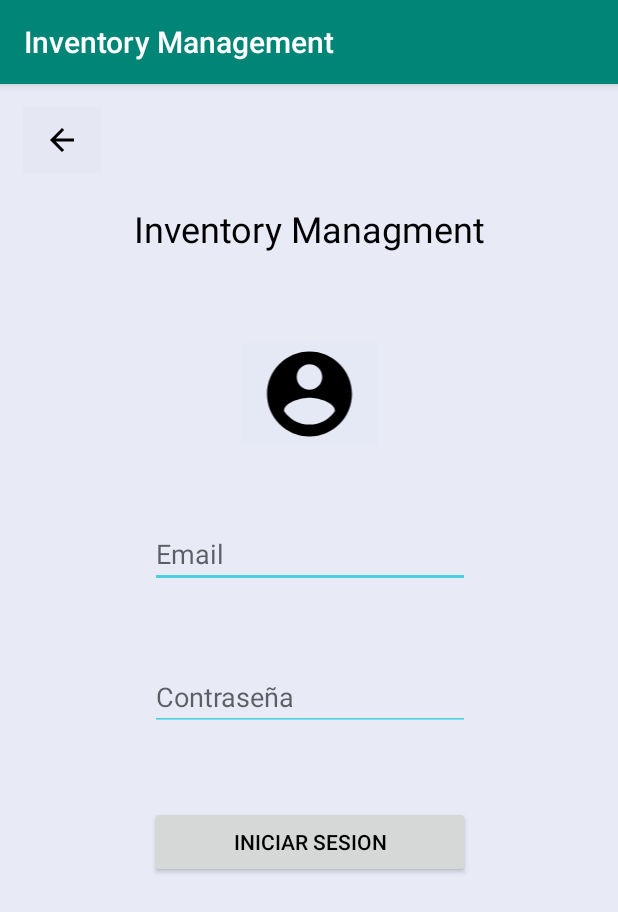
After one commit to juanjice/GestionDeInventariosProj, an Android app: the LoginActivity screen opened directly, with no data from a screen before it, on a phone screen of 412 x 824 dp. The commit adds this screen. Shown: the top 912 px of the screen. Run offline under Robolectric (Android 15) with nearby library versions, the phone set to English and light mode, and no system bars.

Commit message:
cree el intent de la interfaz del login

```diff
--- a/app/src/main/AndroidManifest.xml
+++ b/app/src/main/AndroidManifest.xml
@@ -9,11 +9,12 @@
         android:roundIcon="@mipmap/ic_launcher_round"
         android:supportsRtl="true"
         android:theme="@style/AppTheme">
-        <activity android:name="com.example.homecenterapp.ui.MainActivity">
+        <activity android:name=".ui.LoginActivity"></activity>
+        <activity android:name=".ui.MainActivity">
             <intent-filter>
-                <action android:name="android.intent.action.MAIN"/>
+                <action android:name="android.intent.action.MAIN" />
 
-                <category android:name="android.intent.category.LAUNCHER"/>
+                <category android:name="android.intent.category.LAUNCHER" />
             </intent-filter>
         </activity>
     </application>
--- /dev/null
+++ b/app/src/main/java/com/example/homecenterapp/ui/LoginActivity.kt
@@ -0,0 +1,11 @@
+package com.example.homecenterapp.ui
+
+import androidx.appcompat.app.AppCompatActivity
+import android.os.Bundle
+import com.example.homecenterapp.R.layout.activity_login
+class LoginActivity : AppCompatActivity() {
+    override fun onCreate(savedInstanceState: Bundle?) {
+        super.onCreate(savedInstanceState)
+        setContentView(activity_login)
+    }
+}
--- a/app/src/main/java/com/example/homecenterapp/ui/MainActivity.kt
+++ b/app/src/main/java/com/example/homecenterapp/ui/MainActivity.kt
@@ -1,15 +1,29 @@
 package com.example.homecenterapp.ui
 
+import android.content.Intent
+import android.os.Bundle
+import android.util.Log
+import android.view.View
+import android.widget.Button
 import androidx.appcompat.app.AppCompatActivity
-import android.os.Bundle
+import com.example.homecenterapp.R
+
 import com.example.homecenterapp.R.layout.activity_main
+import kotlinx.android.synthetic.main.activity_main.view.*
 
-class MainActivity : AppCompatActivity() {
+class MainActivity : AppCompatActivity(), View.OnClickListener {
 
     override fun onCreate(savedInstanceState: Bundle?) {
         super.onCreate(savedInstanceState)
         setContentView(activity_main)
+        val loginBtn : Button =findViewById(R.id.login_button)
+        loginBtn.setOnClickListener(this)
+    }
 
+    override fun onClick(v: View?) {
+        Log.i("APP","el usuario a entrado al login")
+        val intent = Intent(this,LoginActivity::class.java)
+        startActivity(intent)
     }
 
 
--- /dev/null
+++ b/app/src/main/res/drawable/ic_account_circle_24px.xml
@@ -0,0 +1,9 @@
+<vector xmlns:android="http://schemas.android.com/apk/res/android"
+    android:width="24dp"
+    android:height="24dp"
+    android:viewportWidth="24"
+    android:viewportHeight="24">
+  <path
+      android:fillColor="#FF000000"
+      android:pathData="M12,2C6.48,2 2,6.48 2,12s4.48,10 10,10 10,-4.48 10,-10S17.52,2 12,2zM12,5c1.66,0 3,1.34 3,3s-1.34,3 -3,3 -3,-1.34 -3,-3 1.34,-3 3,-3zM12,19.2c-2.5,0 -4.71,-1.28 -6,-3.22 0.03,-1.99 4,-3.08 6,-3.08 1.99,0 5.97,1.09 6,3.08 -1.29,1.94 -3.5,3.22 -6,3.22z"/>
+</vector>
--- /dev/null
+++ b/app/src/main/res/drawable/ic_arrow_back_24px.xml
@@ -0,0 +1,9 @@
+<vector xmlns:android="http://schemas.android.com/apk/res/android"
+    android:width="24dp"
+    android:height="24dp"
+    android:viewportWidth="24"
+    android:viewportHeight="24">
+  <path
+      android:fillColor="#FF000000"
+      android:pathData="M20,11H7.83l5.59,-5.59L12,4l-8,8 8,8 1.41,-1.41L7.83,13H20v-2z"/>
+</vector>
--- /dev/null
+++ b/app/src/main/res/drawable/ic_login_24px.xml
@@ -0,0 +1,9 @@
+<vector xmlns:android="http://schemas.android.com/apk/res/android"
+    android:width="24dp"
+    android:height="24dp"
+    android:viewportWidth="24"
+    android:viewportHeight="24">
+  <path
+      android:fillColor="#FF000000"
+      android:pathData="M11,7L9.6,8.4l2.6,2.6H2v2h10.2l-2.6,2.6L11,17l5,-5L11,7zM20,19h-8v2h8c1.1,0 2,-0.9 2,-2V5c0,-1.1 -0.9,-2 -2,-2h-8v2h8V19z"/>
+</vector>
--- /dev/null
+++ b/app/src/main/res/layout/activity_login.xml
@@ -0,0 +1,82 @@
+<?xml version="1.0" encoding="utf-8"?>
+<androidx.constraintlayout.widget.ConstraintLayout xmlns:android="http://schemas.android.com/apk/res/android"
+    xmlns:app="http://schemas.android.com/apk/res-auto"
+    xmlns:tools="http://schemas.android.com/tools"
+    android:layout_width="match_parent"
+    android:layout_height="match_parent"
+    android:background="@color/secondaryLightColor2"
+    tools:context=".ui.LoginActivity">
+
+    <ImageView
+        android:id="@+id/imageView3"
+        android:layout_width="91dp"
+        android:layout_height="68dp"
+        android:layout_marginTop="60dp"
+        android:background="@color/cardview_shadow_end_color"
+        android:backgroundTint="@color/primaryDarkColor2"
+        app:layout_constraintEnd_toEndOf="@+id/textView2"
+        app:layout_constraintStart_toStartOf="@+id/textView2"
+        app:layout_constraintTop_toBottomOf="@+id/textView2"
+        app:srcCompat="@drawable/ic_account_circle_24px" />
+
+    <EditText
+        android:id="@+id/email_login"
+        android:layout_width="wrap_content"
+        android:layout_height="wrap_content"
+        android:layout_marginTop="50dp"
+        android:backgroundTint="@color/primaryColor"
+        android:ems="10"
+        android:hint="@string/hint_emailtxt"
+        android:inputType="textEmailAddress"
+        app:layout_constraintEnd_toEndOf="@+id/imageView3"
+        app:layout_constraintStart_toStartOf="@+id/imageView3"
+        app:layout_constraintTop_toBottomOf="@+id/imageView3" />
+
+    <EditText
+        android:id="@+id/password_login"
+        android:layout_width="0dp"
+        android:layout_height="wrap_content"
+        android:layout_marginTop="50dp"
+        android:backgroundTint="@color/primaryColor"
+        android:ems="10"
+        android:hint="@string/hint_password"
+        android:inputType="textPassword"
+        app:layout_constraintEnd_toEndOf="@+id/email_login"
+        app:layout_constraintStart_toStartOf="@+id/email_login"
+        app:layout_constraintTop_toBottomOf="@+id/email_login" />
+
+    <TextView
+        android:id="@+id/textView2"
+        android:layout_width="wrap_content"
+        android:layout_height="wrap_content"
+        android:layout_marginTop="80dp"
+        android:text="@string/tittle_apptxt"
+        android:textColor="@color/primaryTextColor"
+        android:textSize="24sp"
+        app:layout_constraintEnd_toEndOf="parent"
+        app:layout_constraintStart_toStartOf="parent"
+        app:layout_constraintTop_toTopOf="parent" />
+
+    <ImageButton
+        android:id="@+id/imageButton3"
+        android:layout_width="52dp"
+        android:layout_height="44dp"
+        android:layout_marginStart="15dp"
+        android:layout_marginTop="15dp"
+        android:background="@color/cardview_shadow_end_color"
+        app:layout_constraintStart_toStartOf="parent"
+        app:layout_constraintTop_toTopOf="parent"
+        app:srcCompat="@drawable/ic_arrow_back_24px" />
+
+    <Button
+        android:id="@+id/button2"
+        android:layout_width="0dp"
+        android:layout_height="wrap_content"
+        android:layout_marginTop="50dp"
+        android:text="@string/init_button"
+        android:textColor="@color/primaryTextColor"
+        app:layout_constraintEnd_toEndOf="@+id/password_login"
+        app:layout_constraintStart_toStartOf="@+id/password_login"
+        app:layout_constraintTop_toBottomOf="@+id/password_login" />
+
+</androidx.constraintlayout.widget.ConstraintLayout>
--- a/app/src/main/res/layout/activity_main.xml
+++ b/app/src/main/res/layout/activity_main.xml
@@ -21,4 +21,16 @@
         app:layout_constraintTop_toTopOf="parent"
         app:navGraph="@navigation/navigation_graph" />
 
+    <Button
+        android:id="@+id/login_button"
+        android:layout_width="wrap_content"
+        android:layout_height="wrap_content"
+        android:layout_marginTop="15dp"
+        android:layout_marginEnd="15dp"
+        android:text="@string/iniciarsesiontxt"
+        app:layout_constraintEnd_toEndOf="parent"
+        app:layout_constraintTop_toTopOf="parent"
+        android:background="@android:color/transparent"
+        />
+
 </androidx.constraintlayout.widget.ConstraintLayout>
--- a/app/src/main/res/values/colors.xml
+++ b/app/src/main/res/values/colors.xml
@@ -5,5 +5,12 @@
     <color name="colorAccent">#D81B60</color>
     <color name="background">#EBBF1E</color>
     <color name="tituloColor">#FB3D36</color>
+    <color name="primaryColor">#4dd0e1</color>
+    <color name="primaryLightColor">#88ffff</color>
+    <color name="primaryDarkColor">#009faf</color>
+    <color name="primaryTextColor">#000000</color>
+    <color name="secondaryLightColor2">#e8eaf6</color>
+    <color name="primaryDarkColor2">#009eae</color>
+    <color name="primaryTextColor2">#000000</color>
 
 </resources>
--- a/app/src/main/res/values/strings.xml
+++ b/app/src/main/res/values/strings.xml
@@ -6,4 +6,10 @@
     <string name="editar_detalle">Editar detalle</string>
     <string name="inventory_management">Inventory Management</string>
     <string name="logo">logo</string>
+    <string name="login_text">Login</string>
+    <string name="hint_emailtxt">Email</string>
+    <string name="hint_password">Contraseña</string>
+    <string name="tittle_apptxt">Inventory Managment</string>
+    <string name="iniciarsesiontxt">Iniciar Sesión</string>
+    <string name="init_button">Iniciar Sesion</string>
 </resources>
```
Also changed, not shown: 5 other files. Lines whose indentation alone changed are shown as unchanged.
